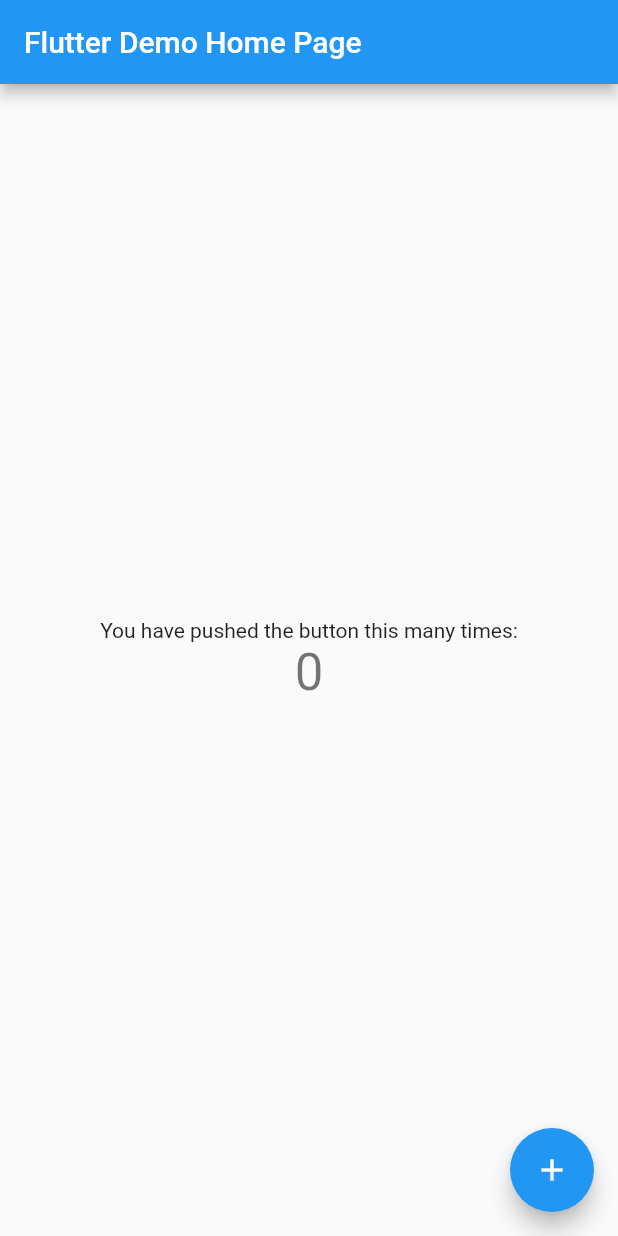
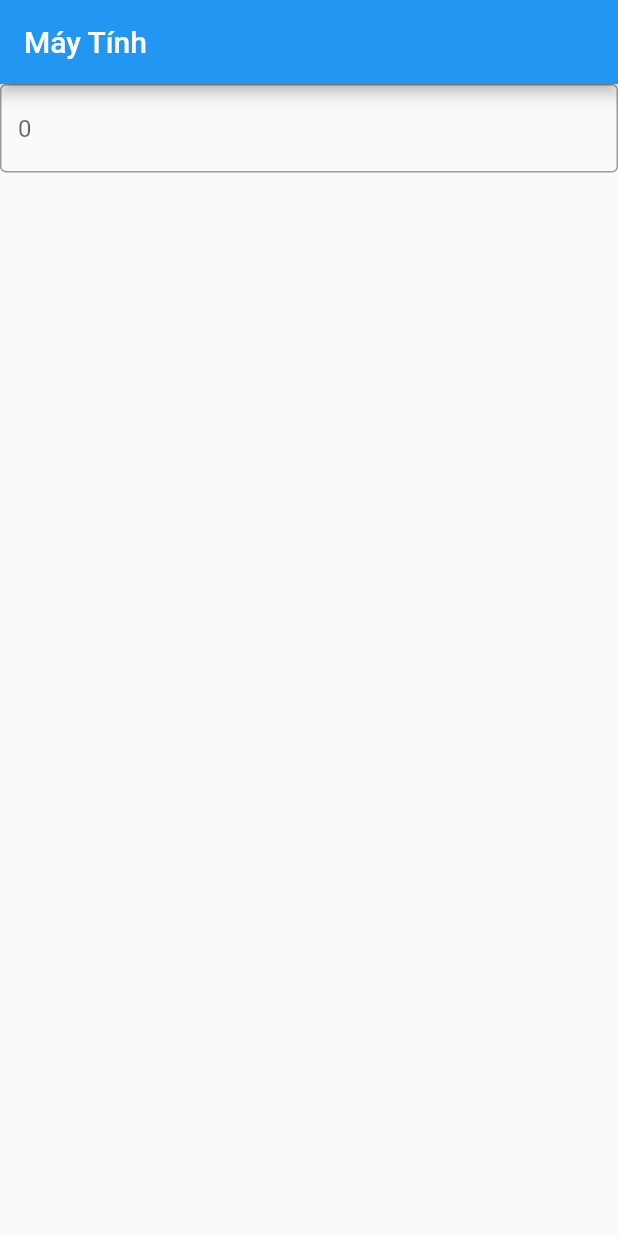
Before and after one commit to KhoaHuynh2001/may_tinh_tren_di_dong, a Flutter app: the screen it shows after launch, on a phone screen of 412 x 824 dp. Run offline on Flutter 3.47's test engine with Material 2 defaults, Android fonts, the phone set to English and light mode, and no system bars.

Commit message:
TextField

```diff
--- a/lib/main.dart
+++ b/lib/main.dart
@@ -6,110 +6,44 @@
 
 class MyApp extends StatelessWidget {
   const MyApp({Key? key}) : super(key: key);
-
-  // This widget is the root of your application.
   @override
   Widget build(BuildContext context) {
     return MaterialApp(
       title: 'Flutter Demo',
       theme: ThemeData(
-        // This is the theme of your application.
-        //
-        // Try running your application with "flutter run". You'll see the
-        // application has a blue toolbar. Then, without quitting the app, try
-        // changing the primarySwatch below to Colors.green and then invoke
-        // "hot reload" (press "r" in the console where you ran "flutter run",
-        // or simply save your changes to "hot reload" in a Flutter IDE).
-        // Notice that the counter didn't reset back to zero; the application
-        // is not restarted.
         primarySwatch: Colors.blue,
       ),
-      home: const MyHomePage(title: 'Flutter Demo Home Page'),
+      home: const CalculatorMoblie(title: 'Máy Tính'),
     );
   }
 }
 
-class MyHomePage extends StatefulWidget {
-  const MyHomePage({Key? key, required this.title}) : super(key: key);
-
-  // This widget is the home page of your application. It is stateful, meaning
-  // that it has a State object (defined below) that contains fields that affect
-  // how it looks.
-
-  // This class is the configuration for the state. It holds the values (in this
-  // case the title) provided by the parent (in this case the App widget) and
-  // used by the build method of the State. Fields in a Widget subclass are
-  // always marked "final".
+class CalculatorMoblie extends StatefulWidget {
+  const CalculatorMoblie({Key? key, required this.title}) : super(key: key);
 
   final String title;
 
   @override
-  State<MyHomePage> createState() => _MyHomePageState();
+  State<CalculatorMoblie> createState() => _CalculatorMoblieState();
 }
 
-class _MyHomePageState extends State<MyHomePage> {
-  int _counter = 0;
-
-  void _incrementCounter() {
-    setState(() {
-      // This call to setState tells the Flutter framework that something has
-      // changed in this State, which causes it to rerun the build method below
-      // so that the display can reflect the updated values. If we changed
-      // _counter without calling setState(), then the build method would not be
-      // called again, and so nothing would appear to happen.
-      _counter++;
-    });
-  }
-
+class _CalculatorMoblieState extends State<CalculatorMoblie> {
   @override
   Widget build(BuildContext context) {
-    // This method is rerun every time setState is called, for instance as done
-    // by the _incrementCounter method above.
-    //
-    // The Flutter framework has been optimized to make rerunning build methods
-    // fast, so that you can just rebuild anything that needs updating rather
-    // than having to individually change instances of widgets.
     return Scaffold(
-      appBar: AppBar(
-        // Here we take the value from the MyHomePage object that was created by
-        // the App.build method, and use it to set our appbar title.
-        title: Text(widget.title),
-      ),
-      body: Center(
-        // Center is a layout widget. It takes a single child and positions it
-        // in the middle of the parent.
-        child: Column(
-          // Column is also a layout widget. It takes a list of children and
-          // arranges them vertically. By default, it sizes itself to fit its
-          // children horizontally, and tries to be as tall as its parent.
-          //
-          // Invoke "debug painting" (press "p" in the console, choose the
-          // "Toggle Debug Paint" action from the Flutter Inspector in Android
-          // Studio, or the "Toggle Debug Paint" command in Visual Studio Code)
-          // to see the wireframe for each widget.
-          //
-          // Column has various properties to control how it sizes itself and
-          // how it positions its children. Here we use mainAxisAlignment to
-          // center the children vertically; the main axis here is the vertical
-          // axis because Columns are vertical (the cross axis would be
-          // horizontal).
-          mainAxisAlignment: MainAxisAlignment.center,
-          children: <Widget>[
-            const Text(
-              'You have pushed the button this many times:',
-            ),
-            Text(
-              '$_counter',
-              style: Theme.of(context).textTheme.headline4,
-            ),
+        appBar: AppBar(
+          title: Text(widget.title),
+        ),
+        body: Column(
+          children: [
+            TextField(
+              // enableInteractiveSelection: false, // will disable paste operation
+              // focusNode: new AlwaysDisabledFocusNode(),
+              readOnly: true,
+              decoration: const InputDecoration(
+                  border: OutlineInputBorder(), hintText: "0"),
+            )
           ],
-        ),
-      ),
-      floatingActionButton: FloatingActionButton(
-        onPressed: _incrementCounter,
-        tooltip: 'Increment',
-        child: const Icon(Icons.add),
-      ), // This trailing comma makes auto-formatting nicer for build methods.
-    );
+        ));
   }
 }
```
